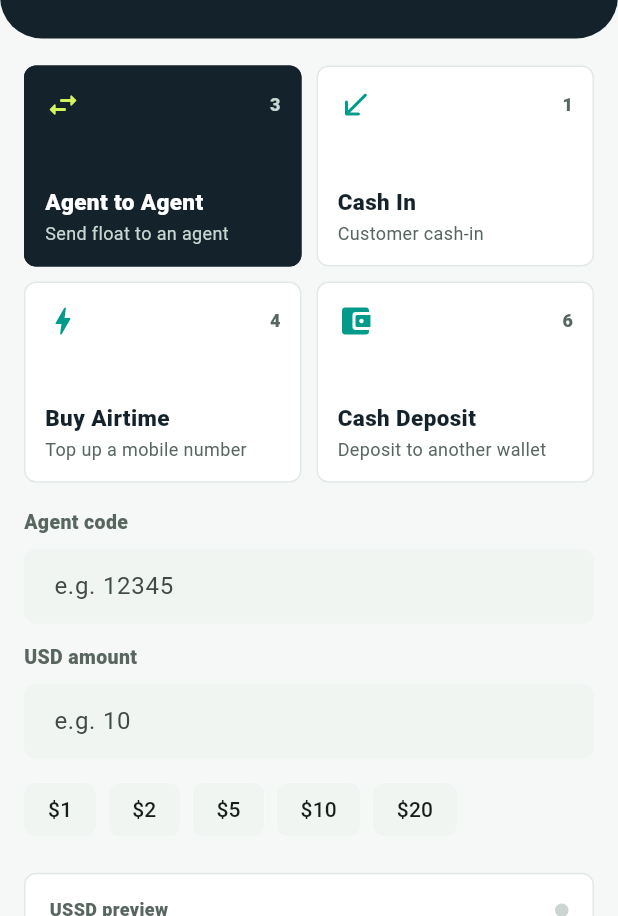
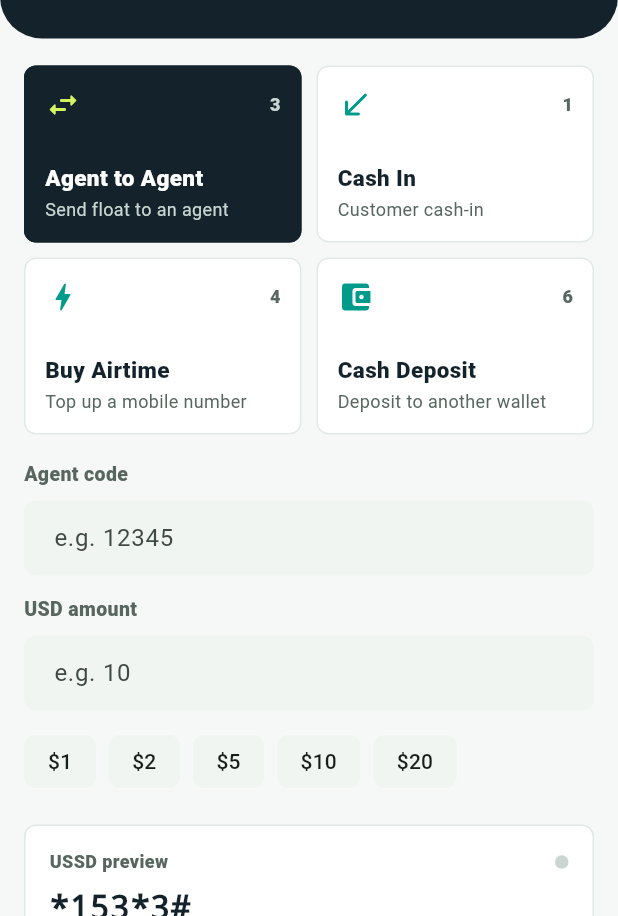
Before and after one commit to joemunapo/shortcode_app, a Flutter app: the screen it shows after launch, on a phone screen of 412 x 824 dp, the part 320-1236 px from its top. Run offline on Flutter 3.47's test engine with Material 3 defaults, Android fonts, the phone set to English and light mode, and no system bars; our stand-ins replace shared_preferences.

Commit message:
feat: improve saved targets and responsive layout
- refine saved target storage and save sheet behavior
- improve shortcode screen layout across narrow and wider screens
- add responsive layout coverage
- add Flutter web shell for sidebar testing
- bump release version to 1.0.4+5

```diff
--- a/lib/core/theme/app_theme.dart
+++ b/lib/core/theme/app_theme.dart
@@ -89,6 +89,11 @@ class AppTheme {
   }
 }
 
+class AppLayout {
+  /// Content column cap so the form stays phone-sized on tablets.
+  static const maxContentWidth = 560.0;
+}
+
 class AppColors {
   static const ink = Color(0xFF14222B);
   static const mutedInk = Color(0xFF586660);
--- a/lib/features/shortcode/data/saved_targets_repository.dart
+++ b/lib/features/shortcode/data/saved_targets_repository.dart
@@ -81,9 +81,7 @@ class SavedTargetsRepository {
   }
 
   Future<List<SavedTarget>> remove(TargetType type, String value) async {
-    final targets = (await load(
-      type,
-    )).where((t) => t.value != value).toList();
+    final targets = (await load(type)).where((t) => t.value != value).toList();
     return _store(type, targets);
   }
 
--- a/lib/features/shortcode/presentation/screens/shortcode_screen.dart
+++ b/lib/features/shortcode/presentation/screens/shortcode_screen.dart
@@ -231,9 +231,19 @@ class _ShortcodeScreenState extends State<ShortcodeScreen> {
             const SliverToBoxAdapter(child: ShortcodeHeader()),
             SliverPadding(
               padding: const EdgeInsets.fromLTRB(16, 18, 16, 28),
-              sliver: SliverList.list(
+              sliver: SliverToBoxAdapter(
+                child: Center(
+                  child: ConstrainedBox(
+                    constraints: const BoxConstraints(
+                      maxWidth: AppLayout.maxContentWidth,
+                    ),
+                    child: Column(
+                      crossAxisAlignment: CrossAxisAlignment.stretch,
                       children: [
-                  ActionSelector(selected: _method, onChanged: _selectMethod),
+                        ActionSelector(
+                          selected: _method,
+                          onChanged: _selectMethod,
+                        ),
                         const SizedBox(height: 18),
                         LabeledInput(
                           controller: _targetController,
@@ -292,11 +302,14 @@ class _ShortcodeScreenState extends State<ShortcodeScreen> {
                           label: _method.amountLabel,
                           hint: 'e.g. 10',
                           keyboardType: TextInputType.number,
-                    inputFormatters: [FilteringTextInputFormatter.digitsOnly],
+                          inputFormatters: [
+                            FilteringTextInputFormatter.digitsOnly,
+                          ],
                         ),
                         const SizedBox(height: 10),
                         AmountChips(
-                    onSelected: (amount) => _amountController.text = amount,
+                          onSelected: (amount) =>
+                              _amountController.text = amount,
                         ),
                         const SizedBox(height: 18),
                         PreviewCard(
@@ -313,9 +326,15 @@ class _ShortcodeScreenState extends State<ShortcodeScreen> {
                         const Text(
                           'Zimbabwe · EcoCash agent shortcodes',
                           textAlign: TextAlign.center,
-                    style: TextStyle(color: AppColors.mutedInk, fontSize: 12),
+                          style: TextStyle(
+                            color: AppColors.mutedInk,
+                            fontSize: 12,
+                          ),
                         ),
                       ],
+                    ),
+                  ),
+                ),
               ),
             ),
           ],
--- a/lib/features/shortcode/presentation/widgets/action_selector.dart
+++ b/lib/features/shortcode/presentation/widgets/action_selector.dart
@@ -19,11 +19,11 @@ class ActionSelector extends StatelessWidget {
       shrinkWrap: true,
       physics: const NeverScrollableScrollPhysics(),
       itemCount: ShortcodeMethod.values.length,
-      gridDelegate: const SliverGridDelegateWithFixedCrossAxisCount(
-        crossAxisCount: 2,
+      gridDelegate: const SliverGridDelegateWithMaxCrossAxisExtent(
+        maxCrossAxisExtent: 280,
         mainAxisSpacing: 10,
         crossAxisSpacing: 10,
-        childAspectRatio: 1.38,
+        mainAxisExtent: 118,
       ),
       itemBuilder: (context, index) {
         final method = ShortcodeMethod.values[index];
--- a/lib/features/shortcode/presentation/widgets/shortcode_header.dart
+++ b/lib/features/shortcode/presentation/widgets/shortcode_header.dart
@@ -18,7 +18,9 @@ class ShortcodeHeader extends StatelessWidget {
           bottomRight: Radius.circular(28),
         ),
       ),
-      child: Padding(
+      alignment: Alignment.center,
+      child: Container(
+        constraints: const BoxConstraints(maxWidth: AppLayout.maxContentWidth),
         padding: EdgeInsets.fromLTRB(20, headerTopPadding, 20, 26),
         child: Column(
           crossAxisAlignment: CrossAxisAlignment.start,
--- a/pubspec.yaml
+++ b/pubspec.yaml
@@ -16,7 +16,7 @@ publish_to: 'none' # Remove this line if you wish to publish to pub.dev
 # https://developer.apple.com/library/archive/documentation/General/Reference/InfoPlistKeyReference/Articles/CoreFoundationKeys.html
 # In Windows, build-name is used as the major, minor, and patch parts
 # of the product and file versions while build-number is used as the build suffix.
-version: 1.0.3+4
+version: 1.0.4+5
 
 environment:
   sdk: ^3.12.2
```
Also changed, not shown: lib/features/shortcode/presentation/widgets/save_target_sheet.dart (+5 -4 lines), .claude/launch.json (added), 2 other files. Lines whose indentation alone changed are shown as unchanged.
